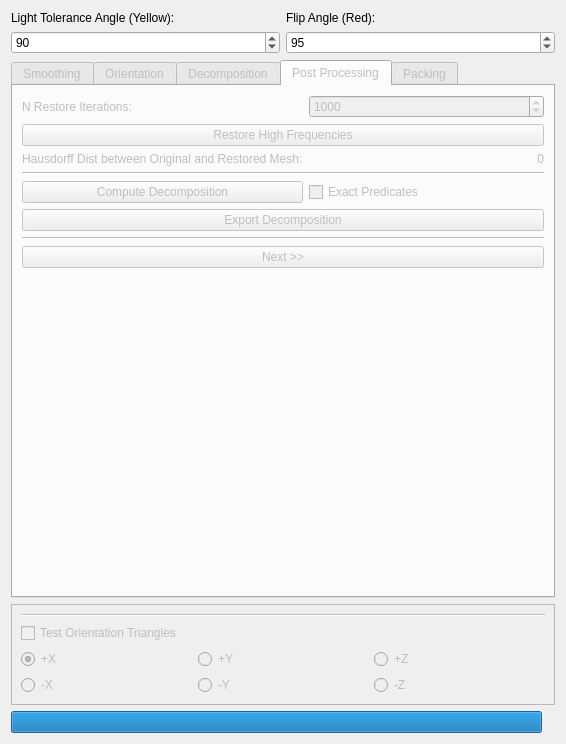
Old version of the form gui/hf_gui.ui in the repository cg3hci/SplitAndMill.
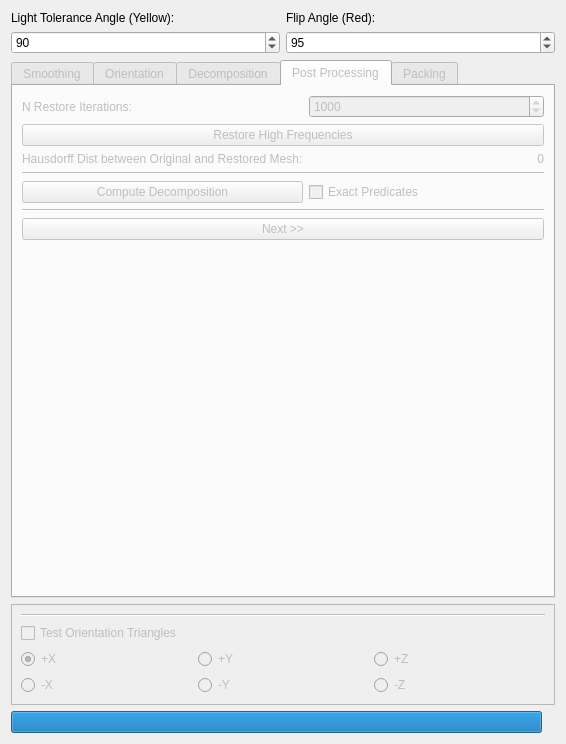
New version of the form. The open tabs and pages were chosen to show the change.

```diff
--- a/gui/hf_gui.ui
+++ b/gui/hf_gui.ui
@@ -721,14 +721,14 @@
        <string>Post Processing</string>
       </attribute>
       <layout class="QGridLayout" name="gridLayout_4">
-       <item row="2" column="0">
-        <widget class="QLabel" name="hausDescrLabel">
-         <property name="text">
-          <string>Hausdorff Dist between Original and Restored Mesh:</string>
+       <item row="6" column="0" colspan="2">
+        <widget class="Line" name="line_7">
+         <property name="orientation">
+          <enum>Qt::Horizontal</enum>
          </property>
         </widget>
        </item>
-       <item row="9" column="0">
+       <item row="8" column="0">
         <spacer name="verticalSpacer">
          <property name="orientation">
           <enum>Qt::Vertical</enum>
@@ -764,23 +764,6 @@
          </property>
         </widget>
        </item>
-       <item row="8" column="0" colspan="2">
-        <widget class="QPushButton" name="nextPostProcessingPushButton">
-         <property name="enabled">
-          <bool>false</bool>
-         </property>
-         <property name="text">
-          <string>Next &gt;&gt;</string>
-         </property>
-        </widget>
-       </item>
-       <item row="7" column="0" colspan="2">
-        <widget class="Line" name="line_7">
-         <property name="orientation">
-          <enum>Qt::Horizontal</enum>
-         </property>
-        </widget>
-       </item>
        <item row="3" column="0" colspan="2">
         <widget class="Line" name="line_6">
          <property name="orientation">
@@ -801,6 +784,23 @@
          </property>
         </widget>
        </item>
+       <item row="2" column="0">
+        <widget class="QLabel" name="hausDescrLabel">
+         <property name="text">
+          <string>Hausdorff Dist between Original and Restored Mesh:</string>
+         </property>
+        </widget>
+       </item>
+       <item row="7" column="0" colspan="2">
+        <widget class="QPushButton" name="nextPostProcessingPushButton">
+         <property name="enabled">
+          <bool>false</bool>
+         </property>
+         <property name="text">
+          <string>Next &gt;&gt;</string>
+         </property>
+        </widget>
+       </item>
        <item row="0" column="0">
         <widget class="QLabel" name="nRestoreIterationsLabel">
          <property name="enabled">
@@ -811,16 +811,6 @@
          </property>
         </widget>
        </item>
-       <item row="6" column="0" colspan="2">
-        <widget class="QPushButton" name="exportDecompositionPushButton">
-         <property name="enabled">
-          <bool>false</bool>
-         </property>
-         <property name="text">
-          <string>Export Decomposition</string>
-         </property>
-        </widget>
-       </item>
        <item row="5" column="0">
         <widget class="QPushButton" name="computeDecompositionPushButton">
          <property name="text">
```
Left out of the diff: 33 changed lines with no effect on the pictures.
